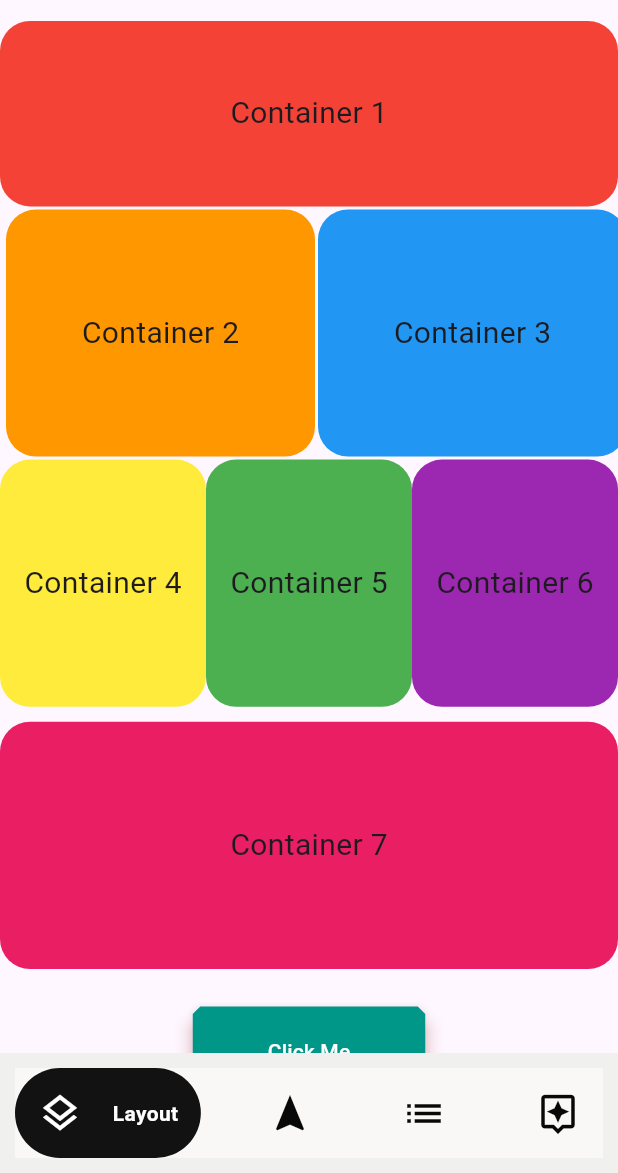
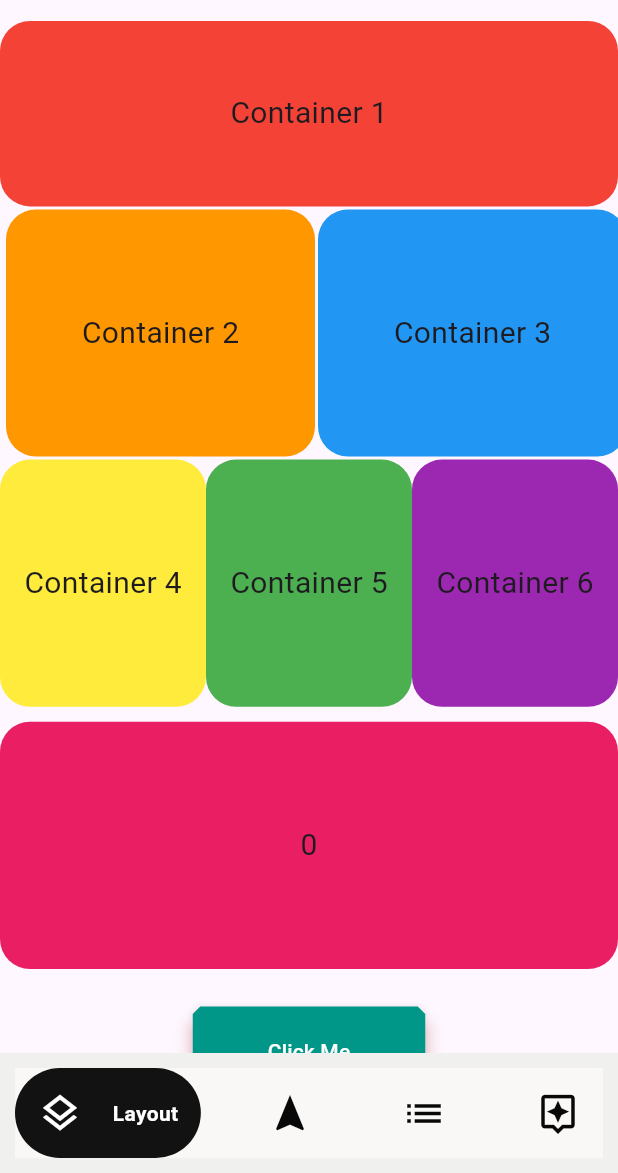
Before and after one commit to Semelez/tarinflutter-sgn, a Flutter app: the screen it shows after launch, on a phone screen of 412 x 824 dp, the part 63-1236 px from its top. Run offline on Flutter 3.47's test engine with Material 3 defaults, Android fonts, the phone set to English and light mode, and no system bars; drawn by our look-alikes of google_nav_bar; our stand-ins replace bloc.

```diff
--- a/lib/home.dart
+++ /dev/null
@@ -1,99 +0,0 @@
-import 'package:flutter/material.dart';
-import 'package:testflutter/component/class_all.dart';
-
-class MyHomePage extends StatefulWidget {
-  const MyHomePage({super.key});
-
-  @override
-  State<MyHomePage> createState() => _MyHomePageState();
-}
-
-class _MyHomePageState extends State<MyHomePage> {
-  late Components components;
-  @override
-  Widget build(BuildContext context) {
-    components = Components(context: context);
-    return Scaffold(
-      body: SingleChildScrollView(
-        child: Column(
-          mainAxisAlignment: MainAxisAlignment.start,
-          children: <Widget>[
-            components.foundation.foundations(
-              child: components.text.text(text: "Container 1"),
-              width: double.infinity,
-              height: MediaQuery.of(context).size.height * 0.15,
-              //add red color
-              color: Colors.red,
-            ),
-            SingleChildScrollView(
-              scrollDirection: Axis.horizontal,
-              child: Padding(
-                padding: const EdgeInsets.all(2),
-                child: Row(
-                  children: <Widget>[
-                    const SizedBox(width: 2),
-                    components.foundation.foundations(
-                      child: components.text.text(text: "Container 2"),
-                      width: MediaQuery.of(context).size.width * 0.5,
-                      height: MediaQuery.of(context).size.height * 0.2,
-                      color: Colors.orange,
-                    ),
-                    const SizedBox(width: 2),
-                    components.foundation.foundations(
-                      child: components.text.text(text: "Container 3"),
-                      width: MediaQuery.of(context).size.width * 0.5,
-                      height: MediaQuery.of(context).size.height * 0.2,
-                      color: Colors.blue,
-                    ),
-                  ],
-                ),
-              ),
-            ),
-            Row(
-              children: <Widget>[
-                Expanded(
-                  child: components.foundation.foundations(
-                    child: components.text.text(text: "Container 4"),
-                    width: 0,
-                    height: MediaQuery.of(context).size.height * 0.2,
-                    color: Colors.yellow,
-                  ),
-                ),
-                Expanded(
-                  child: components.foundation.foundations(
-                    child: components.text.text(text: "Container 5"),
-                    width: 0,
-                    height: MediaQuery.of(context).size.height * 0.2,
-                    color: Colors.green,
-                  ),
-                ),
-                Expanded(
-                  child: components.foundation.foundations(
-                      child: components.text.text(text: "Container 6"),
-                      width: 0,
-                      height: MediaQuery.of(context).size.height * 0.2,
-                      color: Colors.purple),
-                ),
-              ],
-            ),
-            const SizedBox(height: 10),
-            components.foundation.foundations(
-              child: components.text.text(text: "Container 7"),
-              width: double.infinity,
-              height: MediaQuery.of(context).size.height * 0.2,
-              color: Colors.pink,
-            ),
-            const SizedBox(height: 25),
-            Row(
-              mainAxisAlignment: MainAxisAlignment.spaceAround,
-              children: [
-                components.button.btnBotton(onpress: () {}),
-              ],
-            ),
-            const SizedBox(height: 25),
-          ],
-        ),
-      ),
-    );
-  }
-}
--- a/lib/main.dart
+++ b/lib/main.dart
@@ -1,16 +1,36 @@
 import 'package:flutter/material.dart';
+import 'package:provider/provider.dart';
 import 'package:testflutter/tabPage.dart';
+import 'package:testflutter/todo/state.dart';
 
 void main() {
-  runApp(const MyApp());
+  runApp(
+    ChangeNotifierProvider(
+      create: (_) => Todo(),
+      child: const MaterialApp(
+        home: TabPage(),
+      ),
+    ),
+  );
 }
 
-class MyApp extends StatelessWidget {
-  const MyApp({super.key});
+// class MyApp extends StatelessWidget {
+//   const MyApp({super.key});
 
-  // This widget is the root of your application.
-  @override
-  Widget build(BuildContext context) {
-    return const MaterialApp(title: 'Flutter Demo', home: TabPage());
-  }
-}
+
+
+//   // This widget is the root of your application.
+//   @override
+
+//   Widget build(BuildContext context) {
+
+//     final countbloc = BlocProvider(create: (context)=> CountBloc());
+
+//     return MultiBlocProvider(
+//         providers: [countbloc],
+//         child: const MaterialApp(
+//       title: 'Flutter Demo',
+//       home: TabPage(),
+//     ));
+//   }
+// }
--- /dev/null
+++ b/lib/screen/home.dart
@@ -0,0 +1,107 @@
+  import 'package:flutter/material.dart';
+  import 'package:testflutter/component/class_all.dart';
+
+  class MyHomePage extends StatefulWidget {
+    const MyHomePage({super.key});
+
+    @override
+    State<MyHomePage> createState() => _MyHomePageState();
+  }
+
+  class _MyHomePageState extends State<MyHomePage> {
+    late Components components;
+    int count = 0;
+    void _handleClick() {
+      setState(() {
+        count++;
+      });
+    }
+    @override
+    Widget build(BuildContext context) {
+      components = Components(context: context);
+      return Scaffold(
+        body: SingleChildScrollView(
+          child: Column(
+            mainAxisAlignment: MainAxisAlignment.start,
+            children: <Widget>[
+              components.foundation.foundations(
+                child: components.text.text(text: "Container 1"),
+                width: double.infinity,
+                height: MediaQuery.of(context).size.height * 0.15,
+                //add red color
+                color: Colors.red,
+              ),
+              SingleChildScrollView(
+                scrollDirection: Axis.horizontal,
+                child: Padding(
+                  padding: const EdgeInsets.all(2),
+                  child: Row(
+                    children: <Widget>[
+                      const SizedBox(width: 2),
+                      components.foundation.foundations(
+                        child: components.text.text(text: "Container 2"),
+                        width: MediaQuery.of(context).size.width * 0.5,
+                        height: MediaQuery.of(context).size.height * 0.2,
+                        color: Colors.orange,
+                      ),
+                      const SizedBox(width: 2),
+                      components.foundation.foundations(
+                        child: components.text.text(text: "Container 3"),
+                        width: MediaQuery.of(context).size.width * 0.5,
+                        height: MediaQuery.of(context).size.height * 0.2,
+                        color: Colors.blue,
+                      ),
+                    ],
+                  ),
+                ),
+              ),
+              Row(
+                children: <Widget>[
+                  Expanded(
+                    child: components.foundation.foundations(
+                      child: components.text.text(text: "Container 4"),
+                      width: 0,
+                      height: MediaQuery.of(context).size.height * 0.2,
+                      color: Colors.yellow,
+                    ),
+                  ),
+                  Expanded(
+                    child: components.foundation.foundations(
+                      child: components.text.text(text: "Container 5"),
+                      width: 0,
+                      height: MediaQuery.of(context).size.height * 0.2,
+                      color: Colors.green,
+                    ),
+                  ),
+                  Expanded(
+                    child: components.foundation.foundations(
+                        child: components.text.text(text: "Container 6"),
+                        width: 0,
+                        height: MediaQuery.of(context).size.height * 0.2,
+                        color: Colors.purple),
+                  ),
+                ],
+              ),
+              const SizedBox(height: 10),
+              components.foundation.foundations(
+                child: components.text.text(text: "$count"),
+                width: double.infinity,
+                height: MediaQuery.of(context).size.height * 0.2,
+                color: Colors.pink,
+              ),
+              const SizedBox(height: 25),
+              Row(
+                mainAxisAlignment: MainAxisAlignment.spaceAround,
+                children: [
+                  components.button.btnBotton(onpress: _handleClick),
+                ],
+              ),
+              const SizedBox(height: 25),
+            ],
+          ),
+        ),
+      );
+    }
+
+
+  }
--- a/lib/tabPage.dart
+++ b/lib/tabPage.dart
@@ -1,7 +1,8 @@
 import 'package:flutter/material.dart';
 import 'package:google_nav_bar/google_nav_bar.dart';
-import 'package:testflutter/home.dart';
+import 'package:testflutter/screen/home.dart';
 import 'package:testflutter/list_screen.dart';
+import 'package:testflutter/screen/todo.dart';
 
 class TabPage extends StatefulWidget {
   const TabPage({super.key});
@@ -16,7 +17,7 @@ class _TabPageState extends State<TabPage> {
     const MyHomePage(),
     const ListScreen(),
     const Text('List'),
-    const Text('Other'),
+    const TodoPage(),
   ];
   @override
   Widget build(BuildContext context) {
--- a/pubspec.yaml
+++ b/pubspec.yaml
@@ -36,6 +36,10 @@ dependencies:
   # Use with the CupertinoIcons class for iOS style icons.
   cupertino_icons: ^1.0.2
   google_nav_bar: ^5.0.6
+  bloc: ^8.1.2
+  flutter_bloc: ^8.1.3
+  equatable: ^2.0.5
+  provider: ^6.1.1
 
 dev_dependencies:
   flutter_test:
```
Also changed, not shown: lib/bloc/count_bloc.dart (added, +19 -0 lines), lib/bloc/count_event.dart (added, +10 -0 lines), lib/bloc/count_state.dart (added, +18 -0 lines), lib/screen/todo.dart (added, +117 -0 lines), lib/todo/state.dart (added, +20 -0 lines), pubspec.lock.
